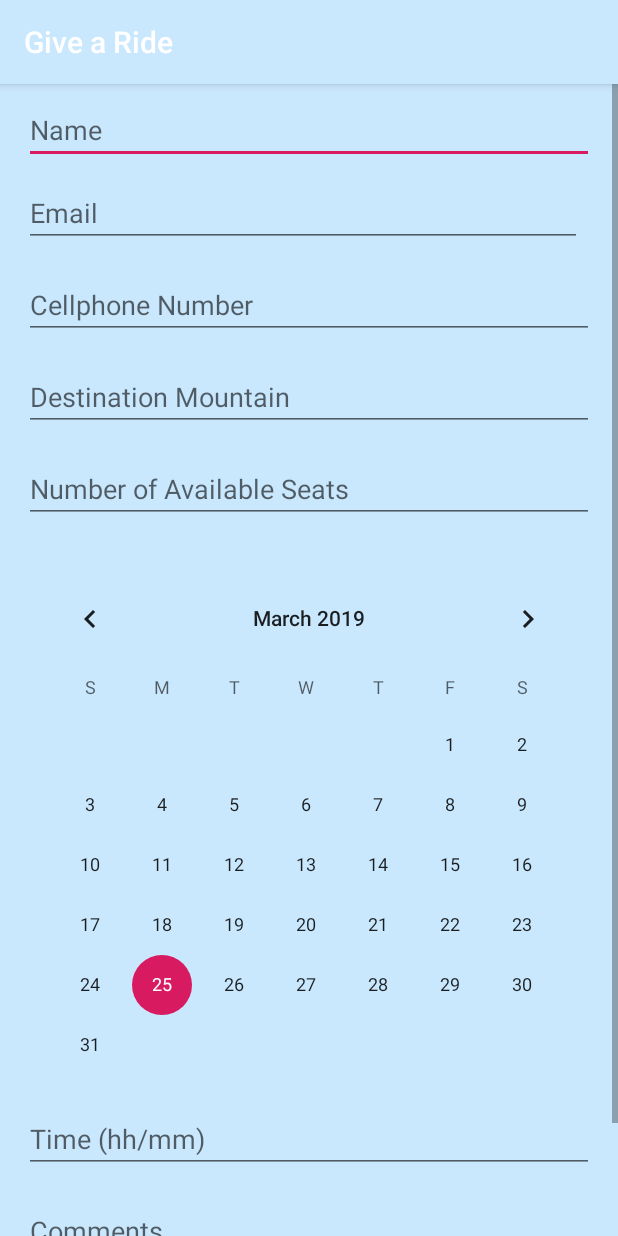
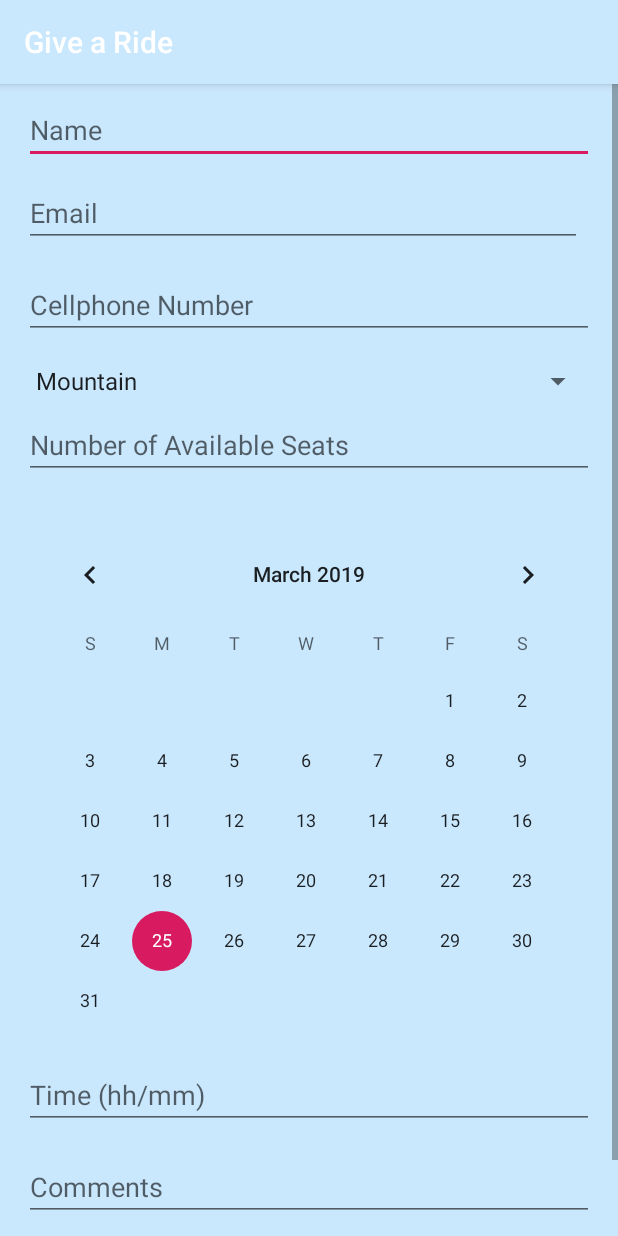
Before and after one commit to menegax/SENG440-Mobile-SnowHitch, an Android app: the GiveARideActivity screen opened directly, with no data from a screen before it, on a phone screen of 412 x 824 dp. Run offline under Robolectric (Android 15) with nearby library versions, the phone set to English and light mode, and no system bars.

Commit message:
Changed the mountain to a spinner (ddl)

```diff
--- a/app/src/main/java/com/example/project1/GiveARideActivity.kt
+++ b/app/src/main/java/com/example/project1/GiveARideActivity.kt
@@ -8,6 +8,7 @@ import android.util.JsonReader
 import android.util.JsonWriter
 import android.view.View
 import android.widget.EditText
+import android.widget.Spinner
 import android.widget.Toast
 import java.io.*
 
@@ -82,7 +83,7 @@ class GiveARideActivity : AppCompatActivity() {
     private fun checkRide(name: String, mountain: String, availableSeats: String, email: String, cellphone: String, comments: String): Boolean {
         var check = false
 
-        if (name != "" && mountain != "" && availableSeats != "" && email != "" && cellphone != "" && comments != "") {
+        if (name != "" && mountain != "Mountain" && availableSeats != "" && email != "" && cellphone != "" && comments != "") {
             rideList.add(Ride(name, mountain, availableSeats, email, cellphone, comments))
             check = true
         }
@@ -91,7 +92,7 @@ class GiveARideActivity : AppCompatActivity() {
 
     fun shareRide(view: View) {
         val name = findViewById<EditText>(R.id.nameText).text.toString()
-        val mountain = findViewById<EditText>(R.id.mountain).text.toString()
+        val mountain = findViewById<Spinner>(R.id.mountain).selectedItem.toString()
         val availableSeats = findViewById<EditText>(R.id.availableSeats).text.toString()
         val email = findViewById<EditText>(R.id.email).text.toString()
         val cellphone = findViewById<EditText>(R.id.cellphone).text.toString()
--- a/app/src/main/res/layout/activity_give_aride.xml
+++ b/app/src/main/res/layout/activity_give_aride.xml
@@ -51,16 +51,6 @@
                 app:layout_constraintEnd_toEndOf="parent" android:layout_marginRight="16dp"
                 android:layout_marginStart="16dp" app:layout_constraintStart_toStartOf="parent"
                 android:layout_marginLeft="16dp" android:hint="@string/text3"/>
-        <EditText
-                android:layout_width="0dp"
-                android:layout_height="wrap_content"
-                android:inputType="textPostalAddress"
-                android:ems="10"
-                android:id="@+id/mountain" android:layout_marginTop="16dp"
-                app:layout_constraintTop_toBottomOf="@+id/cellphone" android:layout_marginEnd="16dp"
-                app:layout_constraintEnd_toEndOf="parent" android:layout_marginRight="16dp"
-                android:layout_marginStart="16dp" app:layout_constraintStart_toStartOf="parent"
-                android:layout_marginLeft="16dp" android:hint="@string/text4"/>
         <CalendarView
                 android:layout_width="0dp"
                 android:layout_height="342dp"
@@ -76,10 +66,10 @@
                 android:ems="10"
                 app:layout_constraintStart_toStartOf="parent"
                 app:layout_constraintEnd_toEndOf="parent" android:id="@+id/availableSeats"
-                android:layout_marginTop="16dp"
-                app:layout_constraintTop_toBottomOf="@+id/mountain" android:hint="@string/text5"
+                android:hint="@string/text5"
                 android:layout_marginEnd="16dp" android:layout_marginRight="16dp" android:layout_marginLeft="16dp"
-                android:layout_marginStart="16dp"/>
+                android:layout_marginStart="16dp" android:layout_marginTop="8dp"
+                app:layout_constraintTop_toBottomOf="@+id/mountain"/>
         <EditText
                 android:layout_width="0dp"
                 android:layout_height="wrap_content"
@@ -109,5 +99,14 @@
                 android:layout_marginLeft="16dp" android:layout_marginStart="16dp"
                 app:layout_constraintEnd_toEndOf="parent" android:layout_marginEnd="16dp"
                 android:layout_marginRight="16dp" android:onClick="shareRide"/>
+        <Spinner
+                android:layout_width="0dp"
+                android:layout_height="wrap_content"
+                app:layout_constraintStart_toStartOf="parent" app:layout_constraintEnd_toEndOf="parent"
+                android:id="@+id/mountain" android:layout_marginTop="16dp"
+                app:layout_constraintTop_toBottomOf="@+id/cellphone" android:layout_marginLeft="16dp"
+                android:layout_marginStart="16dp" android:layout_marginEnd="16dp" android:layout_marginRight="16dp"
+                android:entries="@array/mountain_list" android:spinnerMode="dropdown"
+                android:dropDownWidth="wrap_content"/>
     </android.support.constraint.ConstraintLayout>
 </ScrollView>
--- a/app/src/main/res/values/strings.xml
+++ b/app/src/main/res/values/strings.xml
@@ -15,4 +15,12 @@
     <string name="text10">Available Seats:</string>
     <string name="text11">Comments:</string>
     <string name="button4">CONNECT</string>
+    <string-array name="mountain_list">
+        <item>Mountain</item>
+        <item>Mt Ruapehu</item>
+        <item>Mt Hutt</item>
+        <item>Mt Coronet Peak</item>
+        <item>Mt Remarkaables</item>
+        <item>Mt Cheeseman</item>
+    </string-array>
 </resources>
```
